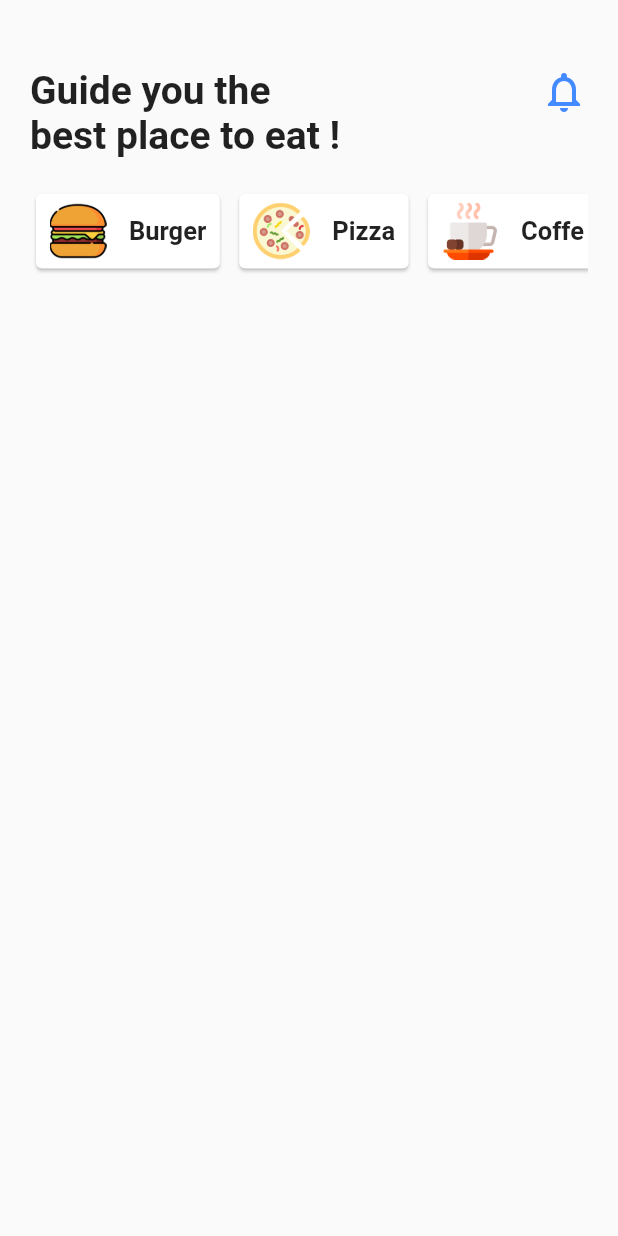
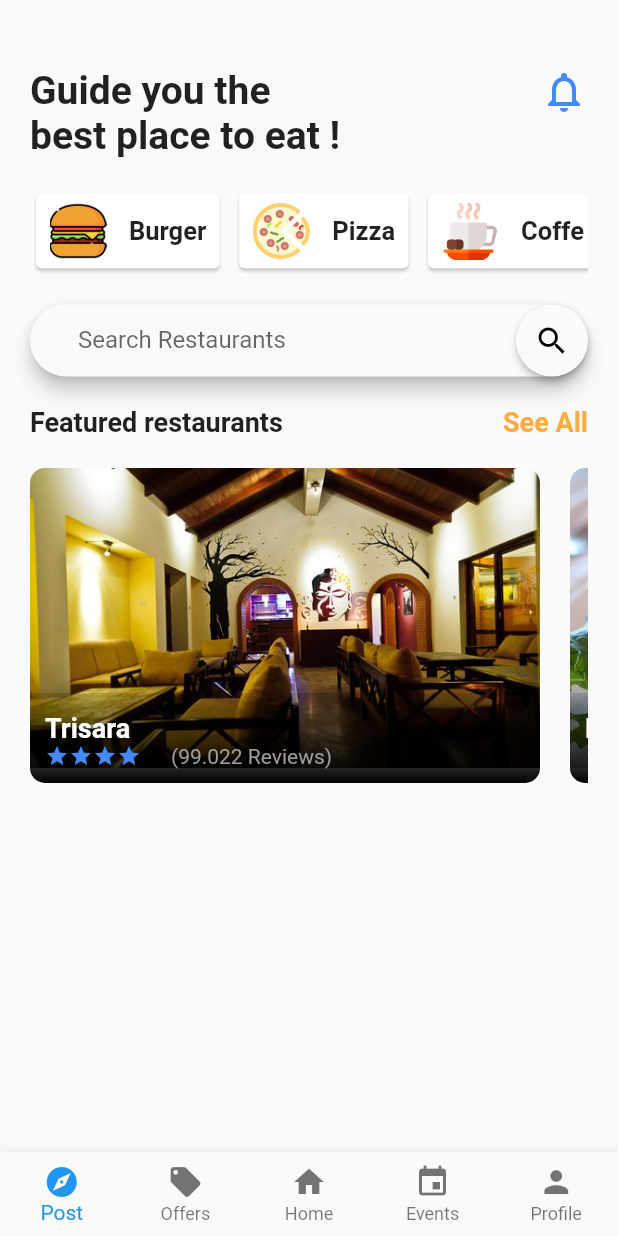
Before and after one commit to suyogguragain/HappyTummy, a Flutter app: the screen it shows after launch, on a phone screen of 412 x 824 dp. Run offline on Flutter 3.47's test engine with Material 2 defaults, Android fonts, the light colour scheme and no system bars.

Commit message:
main page-search bar and featured restaurant with bottom navigation

```diff
--- a/happy_tummy/lib/src/app.dart
+++ b/happy_tummy/lib/src/app.dart
@@ -1,6 +1,6 @@
 import 'package:flutter/material.dart';
+import 'screens/main_screen.dart';
 
-import 'homescreen.dart';
 
 
 
@@ -11,7 +11,7 @@ class App extends StatelessWidget {
         debugShowCheckedModeBanner: false,
         title: "Happy Tummy App",
         theme: ThemeData( primaryColor: Colors.blueAccent ),
-        home: HomeScreen(),
+        home: MainScreen(),
       );
   }
 }
--- /dev/null
+++ b/happy_tummy/lib/src/data/restaurant_data.dart
@@ -0,0 +1,16 @@
+import '../models/restaurant_model.dart';
+
+final restaurants= [
+  Restaurant_Featured(
+    id:'1',
+    name: 'Trisara',
+    imagePath: 'assets/images/trisara.jpeg',
+    ratings: 99.0,
+  ),
+  Restaurant_Featured(
+    id:'1',
+    name: 'Durbar',
+    imagePath: 'assets/images/lunch.jpeg',
+    ratings: 89.0,
+  ),
+];
--- a/happy_tummy/lib/src/homescreen.dart
+++ b/happy_tummy/lib/src/homescreen.dart
@@ -1,6 +1,10 @@
 import 'package:flutter/material.dart';
+import 'widgets/restaurant.dart';
 import 'widgets/food_category.dart';
 import 'widgets/home_top_info.dart';
+import 'widgets/search_field.dart';
+import 'data/restaurant_data.dart';
+import 'models/restaurant_model.dart';
 
 
 class HomeScreen extends StatefulWidget {
@@ -9,6 +13,7 @@ class HomeScreen extends StatefulWidget {
 }
 
 class _HomeScreenState extends State<HomeScreen> {
+  List<Restaurant_Featured> _restaurants = restaurants;
 
   @override
   Widget build(BuildContext context) {
@@ -18,8 +23,50 @@ class _HomeScreenState extends State<HomeScreen> {
         children: <Widget>[
           HomeTopInfo(),
           FoodCategory(),
+          SizedBox(height: 20.0,),
+          SearchField(),
+          SizedBox(height: 20.0,),
+          Row(
+            mainAxisAlignment: MainAxisAlignment.spaceBetween,
+            children: <Widget>[
+              Text(
+                'Featured restaurants',
+                style: TextStyle(
+                  fontSize: 18.0,
+                  fontWeight: FontWeight.bold,
+                ),
+              ),
+              GestureDetector(
+                onTap: (){},
+                child: Text(
+                    'See All',
+                      style: TextStyle(
+                      fontSize: 18.0,
+                      fontWeight: FontWeight.bold,
+                      color: Colors.orangeAccent,
+                 ),
+                ),
+              ),
+            ],
+          ),
+          SizedBox(height: 20.0,),
+          Column(
+            children: _restaurants.map(_buildRestaurantItems).toList(),
+            ),
         ],
       ),
     );
   }
 }
+
+Widget _buildRestaurantItems(Restaurant_Featured Restaurant){
+  return Container(
+    margin: EdgeInsets.only(bottom: 20.0,),
+    child: FeaturedRestaurant(
+      id: Restaurant.id,
+      name: Restaurant.name,
+      imagePath: Restaurant.imagePath,
+      ratings: Restaurant.ratings,
+    ),
+  );
+}
--- /dev/null
+++ b/happy_tummy/lib/src/models/restaurant_model.dart
@@ -0,0 +1,8 @@
+class Restaurant_Featured{
+  final String id;
+  final String name;
+  final String imagePath;
+  final double ratings;
+
+  Restaurant_Featured({this.id,this.name,this.imagePath,this.ratings });
+}
--- /dev/null
+++ b/happy_tummy/lib/src/pages/event_page.dart
@@ -0,0 +1,14 @@
+import 'package:flutter/material.dart';
+class EventPage extends StatefulWidget {
+  @override
+  _EventPageState createState() => _EventPageState();
+}
+
+class _EventPageState extends State<EventPage> {
+  @override
+  Widget build(BuildContext context) {
+    return Center(
+      child: Text('Event Page'),
+    );
+  }
+}
--- /dev/null
+++ b/happy_tummy/lib/src/pages/home_page.dart
@@ -0,0 +1,91 @@
+import 'package:flutter/material.dart';
+import '../widgets/restaurant.dart';
+import '../widgets/food_category.dart';
+import '../widgets/home_top_info.dart';
+import '../widgets/search_field.dart';
+import '../data/restaurant_data.dart';
+import '../models/restaurant_model.dart';
+
+
+class HomePage extends StatefulWidget {
+  @override
+  _HomePageState createState() => _HomePageState();
+}
+
+class _HomePageState extends State<HomePage> {
+  List<Restaurant_Featured> _restaurants = restaurants;
+
+  @override
+  Widget build(BuildContext context) {
+    return Scaffold(
+      body: ListView(
+        padding: EdgeInsets.only(top:45.0, left:20.0, right:20.0),
+        children: <Widget>[
+          HomeTopInfo(),
+          FoodCategory(),
+          SizedBox(height: 20.0,),
+          SearchField(),
+          SizedBox(height: 20.0,),
+          Row(
+            mainAxisAlignment: MainAxisAlignment.spaceBetween,
+            children: <Widget>[
+              Text(
+                'Featured restaurants',
+                style: TextStyle(
+                  fontSize: 18.0,
+                  fontWeight: FontWeight.bold,
+                ),
+              ),
+              GestureDetector(
+                onTap: (){},
+                child: Text(
+                  'See All',
+                  style: TextStyle(
+                    fontSize: 18.0,
+                    fontWeight: FontWeight.bold,
+                    color: Colors.orangeAccent,
+                  ),
+                ),
+              ),
+            ],
+          ),
+          SizedBox(height: 20.0,),
+//          Column(
+//            children: _restaurants.map(_buildRestaurantItems).toList(),
+//          ),
+          Container(
+            height: 210.0,
+            child: ListView.builder(
+              scrollDirection: Axis.horizontal,
+              itemCount: _restaurants.length,
+              itemBuilder: (BuildContext context, int index){
+                return Container(
+                  margin: EdgeInsets.only(right: 20.0),
+                  child: FeaturedRestaurant(
+                    id: _restaurants[index].id,
+                    name: _restaurants[index].name,
+                    imagePath: _restaurants[index].imagePath,
+                    ratings: _restaurants[index].ratings,
+                  ),
+                );
+              },
+            ),
+          ),
+
+        ],
+      ),
+    );
+  }
+}
+
+//Widget _buildRestaurantItems(Restaurant_Featured Restaurant){
+//  return Container(
+//    margin: EdgeInsets.only(bottom: 20.0,),
+//    child: FeaturedRestaurant(
+//      id: Restaurant.id,
+//      name: Restaurant.name,
+//      imagePath: Restaurant.imagePath,
+//      ratings: Restaurant.ratings,
+//    ),
+//  );
+//}
--- /dev/null
+++ b/happy_tummy/lib/src/pages/offer_page.dart
@@ -0,0 +1,15 @@
+import 'package:flutter/material.dart';
+
+class OfferPage extends StatefulWidget {
+  @override
+  _OfferPageState createState() => _OfferPageState();
+}
+
+class _OfferPageState extends State<OfferPage> {
+  @override
+  Widget build(BuildContext context) {
+    return Center(
+      child: Text('Offer Page'),
+    );
+  }
+}
--- /dev/null
+++ b/happy_tummy/lib/src/pages/post_page.dart
@@ -0,0 +1,15 @@
+import 'package:flutter/material.dart';
+
+class PostPage extends StatefulWidget {
+  @override
+  _PostPageState createState() => _PostPageState();
+}
+
+class _PostPageState extends State<PostPage> {
+  @override
+  Widget build(BuildContext context) {
+    return Center(
+      child: Text('Post Page'),
+    );
+  }
+}
--- /dev/null
+++ b/happy_tummy/lib/src/pages/profile_page.dart
@@ -0,0 +1,15 @@
+import 'package:flutter/material.dart';
+
+class ProfilePage extends StatefulWidget {
+  @override
+  _ProfilePageState createState() => _ProfilePageState();
+}
+
+class _ProfilePageState extends State<ProfilePage> {
+  @override
+  Widget build(BuildContext context) {
+    return Center(
+      child: Text('Profile Page'),
+    );
+  }
+}
--- /dev/null
+++ b/happy_tummy/lib/src/screens/main_screen.dart
@@ -0,0 +1,89 @@
+import 'package:flutter/material.dart';
+import '../pages/event_page.dart';
+import '../pages/home_page.dart';
+import '../pages/profile_page.dart';
+import '../pages/post_page.dart';
+import '../pages/offer_page.dart';
+
+class MainScreen extends StatefulWidget {
+  @override
+  _MainScreenState createState() => _MainScreenState();
+}
+
+class _MainScreenState extends State<MainScreen> {
+
+  int currentTabIndex = 0;
+
+  List<Widget> pages;
+  Widget currentPage;
+
+  HomePage homePage;
+  ProfilePage profilePage;
+  PostPage postPage;
+  EventPage eventPage;
+  OfferPage offerPage;
+
+
+  @override
+  void initState() {
+    // TODO: implement initState
+    super.initState();
+    homePage = HomePage();
+    profilePage = ProfilePage();
+    postPage = PostPage();
+    eventPage = EventPage();
+    offerPage = OfferPage();
+    pages = [postPage,offerPage,homePage,eventPage,profilePage];
+
+    currentPage = homePage;
+  }
+
+  @override
+  Widget build(BuildContext context) {
+    return Scaffold(
+      bottomNavigationBar: BottomNavigationBar(
+        onTap: (index) {
+          setState(() {
+            currentTabIndex = index;
+            currentPage = pages[index];
+          });
+        },
+        currentIndex: currentTabIndex,
+        type: BottomNavigationBarType.fixed,
+        items: <BottomNavigationBarItem>[
+          BottomNavigationBarItem(
+            icon: Icon(
+              Icons.explore,
+            ),
+            title: Text("Post"),
+          ),
+          BottomNavigationBarItem(
+            icon: Icon(
+              Icons.local_offer,
+            ),
+            title: Text("Offers"),
+          ),
+          BottomNavigationBarItem(
+            icon: Icon(
+              Icons.home,
+            ),
+            title: Text("Home"),
+          ),
+          BottomNavigationBarItem(
+            icon: Icon(
+              Icons.event,
+            ),
+            title: Text("Events"),
+          ),
+          BottomNavigationBarItem(
+            icon: Icon(
+              Icons.person,
+            ),
+            title: Text("Profile"),
+          ),
+        ],
+      ),
+      body: currentPage,
+    );
+  }
+}
--- /dev/null
+++ b/happy_tummy/lib/src/widgets/restaurant.dart
@@ -0,0 +1,85 @@
+import 'package:flutter/material.dart';
+
+class FeaturedRestaurant extends StatefulWidget {
+  final String id;
+  final String name;
+  final String imagePath;
+  final double ratings;
+
+  FeaturedRestaurant ({this.id,this.name,this.imagePath,this.ratings });
+
+  @override
+  _FeaturedRestaurantState createState() => _FeaturedRestaurantState();
+}
+
+class _FeaturedRestaurantState extends State<FeaturedRestaurant> {
+
+  @override
+  Widget build(BuildContext context) {
+    return ClipRRect(
+      borderRadius: BorderRadius.circular(10.0),
+      child: Stack(
+        children: <Widget>[
+          Container(
+            height: 200.0,
+            width: 340.0,
+            child: Image.asset(widget.imagePath, fit: BoxFit.cover,),
+          ),
+          Positioned(
+            left: 0.0,
+            bottom: 0.0,
+            child: Container(
+              height: 60.0,
+              width: 340.0,
+              decoration: BoxDecoration(
+                gradient: LinearGradient(
+                  colors: [
+                    Colors.black, Colors.black12
+                  ],
+                  begin: Alignment.bottomCenter,
+                  end: Alignment.topCenter
+                ),
+              ),
+            ),
+          ),
+          Positioned(
+            left: 10.0,
+            bottom: 10.0,
+            child: Row(
+              children: <Widget>[
+                Column(
+                  crossAxisAlignment: CrossAxisAlignment.start,
+                  children: <Widget>[
+                    Text(
+                      widget.name,
+                      style: TextStyle(
+                        fontSize: 18.0,
+                        fontWeight: FontWeight.bold,
+                        color: Colors.white,
+                      ),
+                    ),
+                    Row(
+                      children: <Widget>[
+                        Icon(Icons.star, color: Theme.of(context).primaryColor,size: 16.0,),
+                        Icon(Icons.star, color: Theme.of(context).primaryColor,size: 16.0,),
+                        Icon(Icons.star, color: Theme.of(context).primaryColor,size: 16.0,),
+                        Icon(Icons.star, color: Theme.of(context).primaryColor,size: 16.0,),
+                        SizedBox(width: 20.0,),
+                        Text(
+                          '('+ widget.ratings.toString() +'22 Reviews)',
+                          style: TextStyle(
+                            color: Colors.grey,
+                          ),
+                        ),
+                      ],
+                    ),
+                  ],
+                ),
+              ],
+            ),
+          ),
+        ],
+      ),
+    );
+  }
+}
--- /dev/null
+++ b/happy_tummy/lib/src/widgets/search_field.dart
@@ -0,0 +1,29 @@
+import 'package:flutter/material.dart';
+
+class SearchField extends StatelessWidget{
+
+  @override
+  Widget build(BuildContext context){
+    return Material(
+      elevation: 5.0,
+      borderRadius: BorderRadius.all(Radius.circular(30.0)),
+      child: TextField(
+          style:TextStyle(color: Colors.black, fontSize: 16.0),
+          cursorColor: Theme.of(context).primaryColor,
+          decoration:InputDecoration(
+              contentPadding: EdgeInsets.symmetric(horizontal: 32.0, vertical: 14.0),
+              suffixIcon: Material(
+                  elevation: 2.0,
+                  borderRadius: BorderRadius.all(Radius.circular(30.0)),
+                  child: Icon(
+                    Icons.search,
+                    color: Colors.black,
+                  )
+              ),
+              border:InputBorder.none,
+              hintText: "Search Restaurants"
+          )
+      ),
+    );
+  }
+}
```
Also changed, not shown: happy_tummy/assets/images/trisara.jpeg (added).
